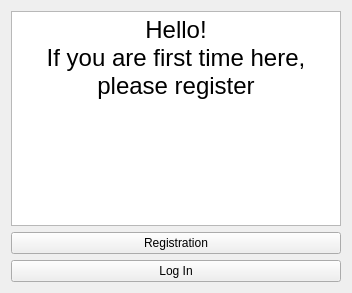
Old version of the form src/interface/welcWindow.ui in the repository OgurtsovAndrei/Messenger-project.
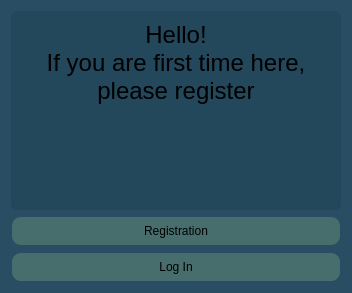
New version of the form.

```diff
--- a/src/interface/welcWindow.ui
+++ b/src/interface/welcWindow.ui
@@ -19,6 +19,13 @@
   <property name="windowTitle">
    <string>Form</string>
   </property>
+  <property name="styleSheet">
+   <string notr="true">QWidget {background: #294d62;}
+QPushButton {background-color : #476e6d;border-width: 2px; border-style: solid; border-radius: 10px; padding: 6px;}
+QPushButton:pressed { background-color: #557373; }
+QTextEdit {background-color : #23475B; border-width: 4px; 
+border-radius: 6px; padding: 6px;}</string>
+  </property>
   <layout class="QVBoxLayout" name="verticalLayout">
    <item>
     <widget class="QTextEdit" name="welcText">
```
